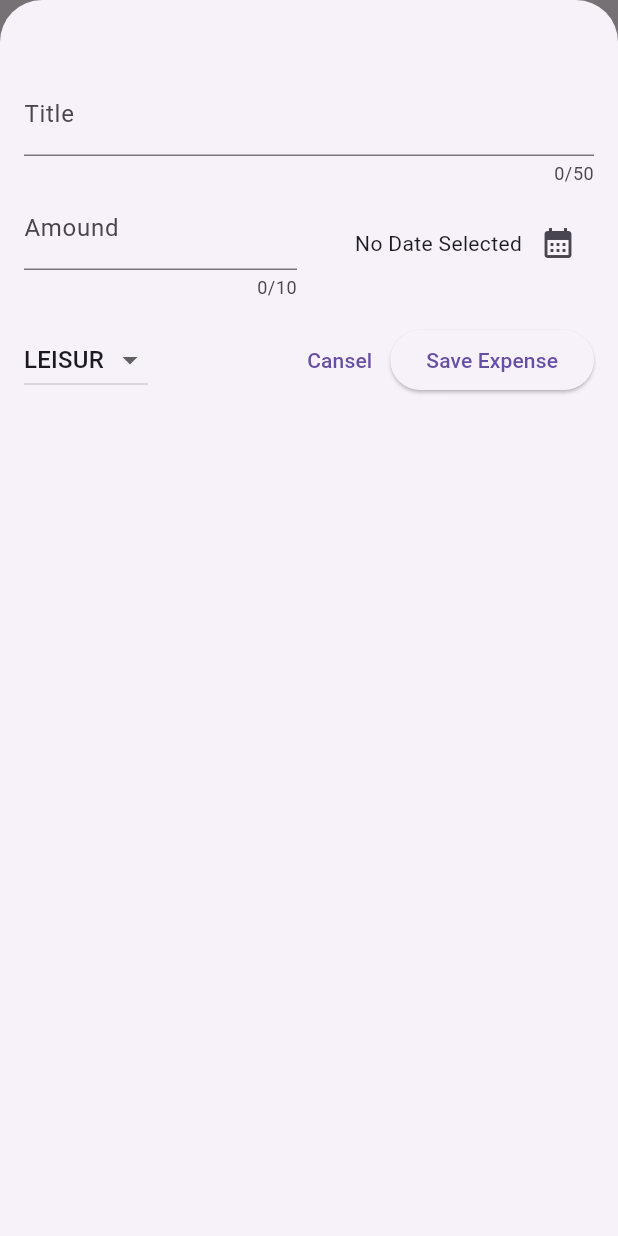
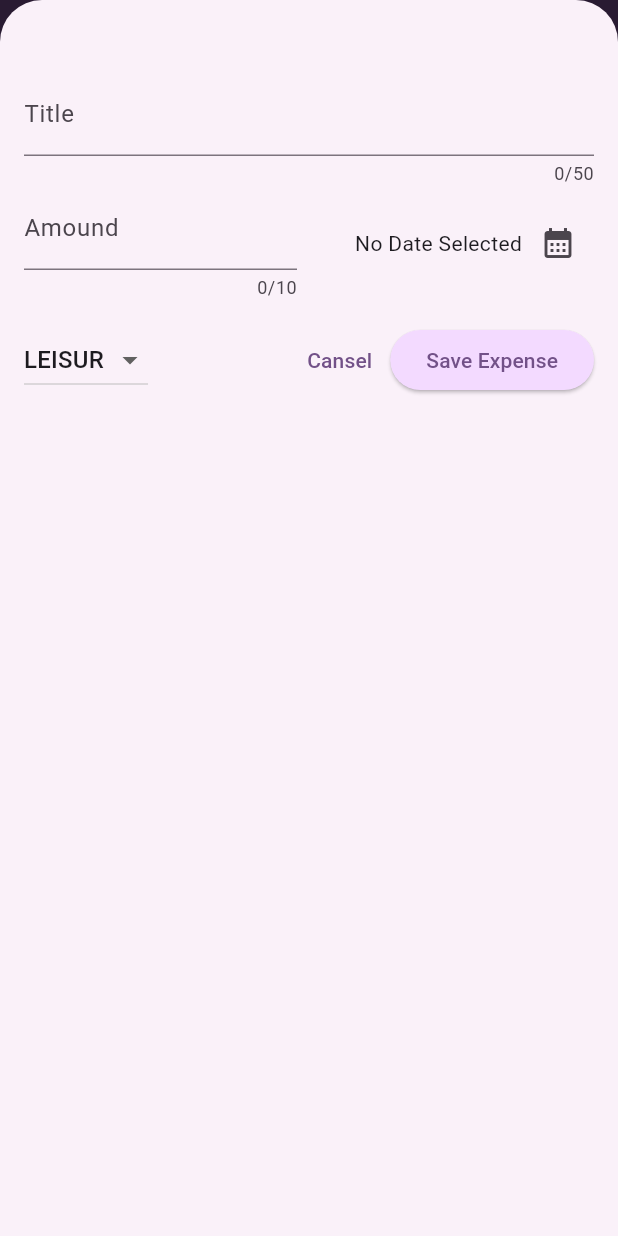
Before and after one commit to mk8270/-expense-tracker, a Flutter app: the screen it shows after launch, after a tap on the "add" icon, on a phone screen of 412 x 824 dp. Run offline on Flutter 3.47's test engine with Material 3 defaults, Android fonts, the phone set to English and light mode, and no system bars.

Commit message:
final not compled  in 129

```diff
--- a/lib/main.dart
+++ b/lib/main.dart
@@ -1,11 +1,30 @@
 import 'package:flutter/material.dart';
 import 'package:expense_tracker/expenses.dart';
 
+var kColorScheme = ColorScheme.fromSeed(
+  seedColor: const Color.fromARGB(255, 132, 42, 192),
+);
 void main() {
   runApp(
-    const MaterialApp(
+    MaterialApp(
+      theme: ThemeData().copyWith(
+          colorScheme: kColorScheme,
+          appBarTheme: const AppBarTheme().copyWith(
+            backgroundColor: kColorScheme.onPrimaryContainer,
+            foregroundColor: kColorScheme.primary,
+          ),
+          cardTheme: const CardTheme().copyWith(
+            color: kColorScheme.secondaryContainer,
+            margin: const EdgeInsets.symmetric(horizontal: 16, vertical: 8),
+          ),
+          elevatedButtonTheme: ElevatedButtonThemeData(
+            style: ElevatedButton.styleFrom(
+              backgroundColor: kColorScheme.primaryContainer,
+            ),
+          ),
+          textTheme: ThemeData().textTheme.copyWith()),
       debugShowCheckedModeBanner: false,
-      home: Expenses(),
+      home: const Expenses(),
     ),
   );
 }
--- a/lib/new_expenses.dart
+++ b/lib/new_expenses.dart
@@ -143,7 +143,6 @@ class _NewExpenseState extends State<NewExpense> {
                   setState(() {
                     _pickerGatogory = value;
                   });
-                  print(value);
                 },
               ),
               const Spacer(),
```
Also changed, not shown: lib/model/expense.dart (+21 -0 lines).
